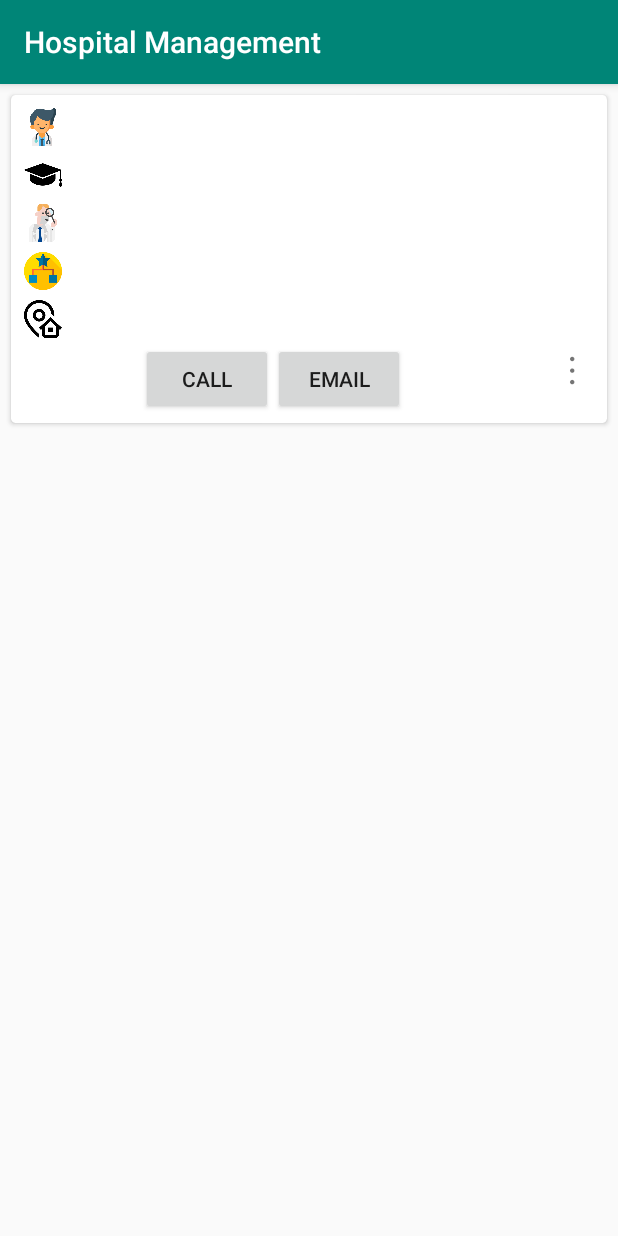
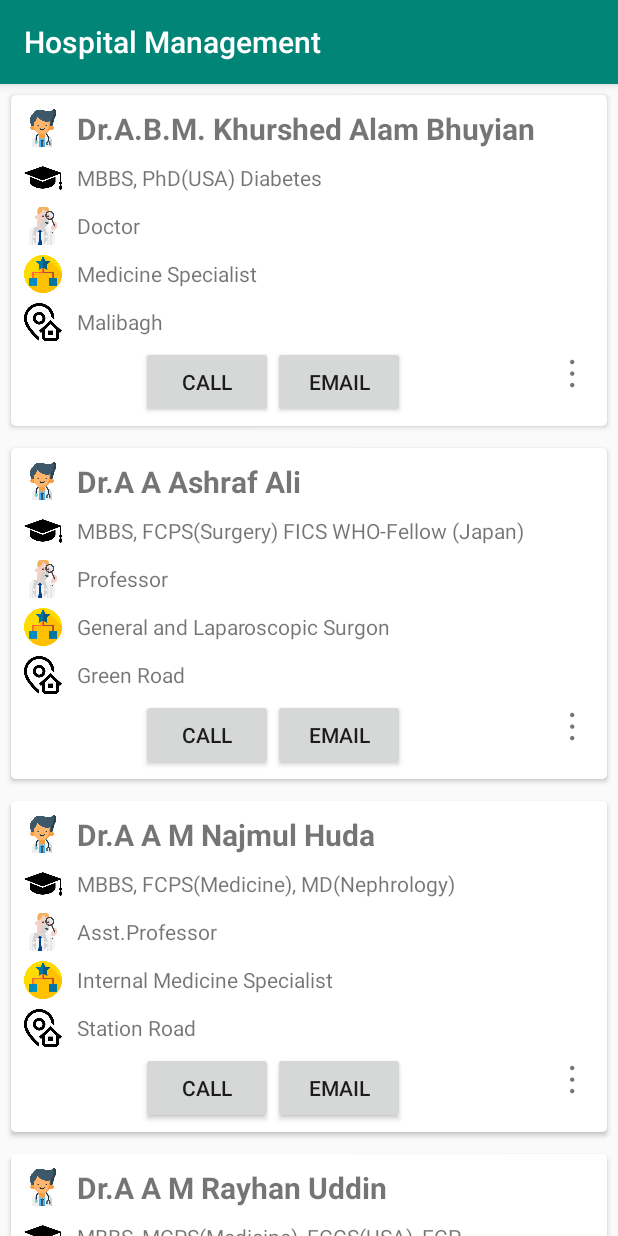
Before and after one commit to msrsiddik/HospitalManagement, an Android app: the fragment DoctorListFragment placed in its activity, on a phone screen of 412 x 824 dp. Run offline under Robolectric (Android 15) with nearby library versions, the phone set to English and light mode, and no system bars.

Commit message:
Some doctor are inserted in the database

```diff
--- a/app/src/main/java/com/zerone/hospitalmanagement/Database/DoctorDataSource.java
+++ b/app/src/main/java/com/zerone/hospitalmanagement/Database/DoctorDataSource.java
@@ -60,7 +60,7 @@ public class DoctorDataSource {
                 String mobile = cursor.getString(cursor.getColumnIndex(HospitalDBHelper.TABLE_DOCTOR_COL_MOBILE));
                 String email = cursor.getString(cursor.getColumnIndex(HospitalDBHelper.TABLE_DOCTOR_COL_EMAIL));
 
-                infoCollects.add(new DoctorModel(id,name,edu,pro,add,mobile,cate,email));
+                infoCollects.add(new DoctorModel(id,name,edu,pro,cate,add,mobile,email));
             }while (cursor.moveToNext());
         }
 
--- a/app/src/main/java/com/zerone/hospitalmanagement/MainActivity.java
+++ b/app/src/main/java/com/zerone/hospitalmanagement/MainActivity.java
@@ -3,6 +3,9 @@ package com.zerone.hospitalmanagement;
 import android.support.v4.app.FragmentManager;
 import android.support.v7.app.AppCompatActivity;
 import android.os.Bundle;
+
+import com.zerone.hospitalmanagement.Database.DoctorDataSource;
+import com.zerone.hospitalmanagement.Model.DoctorModel;
 
 public class MainActivity extends AppCompatActivity implements FragmentController{
 
@@ -15,6 +18,17 @@ public class MainActivity extends AppCompatActivity implements FragmentControlle
 
         manager = getSupportFragmentManager();
         manager.beginTransaction().add(R.id.fragmentContainer,new HomeFragment()).commit();
+
+        DoctorDataSource doctorDataSource = new DoctorDataSource(this);
+        String[] name = getResources().getStringArray(R.array.doctor_name);
+        String[] edu = getResources().getStringArray(R.array.doctor_edu);
+        String[] prof = getResources().getStringArray(R.array.doctor_prof);
+        String[] cate = getResources().getStringArray(R.array.doctor_category);
+        String[] addr = getResources().getStringArray(R.array.doctor_address);
+        for (int i = 0; i < name.length ; i++) {
+            doctorDataSource.insertNewDoctor(new DoctorModel(name[i],edu[i],prof[i],cate[i],addr[i],null,null));
+        }
+
     }
 
     @Override
--- a/app/src/main/res/layout/doctor_row.xml
+++ b/app/src/main/res/layout/doctor_row.xml
@@ -30,7 +30,9 @@
                 android:id="@+id/doctorNameTV"
                 android:layout_width="wrap_content"
                 android:layout_height="wrap_content"
-                android:text="Doctor Name" />
+                android:text="Doctor Name"
+                android:textStyle="bold"
+                android:textSize="20sp"/>
 
         </LinearLayout>
 
--- a/app/src/main/res/values/strings.xml
+++ b/app/src/main/res/values/strings.xml
@@ -4,4 +4,51 @@
     <!-- TODO: Remove or change this placeholder text -->
     <string name="hello_blank_fragment">Hello blank fragment</string>
     <string name="moreOptionIcon">&#8942;</string>
+
+    <!-- TODO: some Doctor list -->
+    <string-array name="doctor_name">
+        <item>Dr.A.B.M. Khurshed Alam Bhuyian</item>
+        <item>Dr.A A Ashraf Ali</item>
+        <item>Dr.A A M Najmul Huda</item>
+        <item>Dr.A A M Rayhan Uddin</item>
+        <item>Dr. B C Barua</item>
+        <item>Dr. B D Bidhu</item>
+    </string-array>
+
+    <string-array name="doctor_edu">
+        <item>MBBS, PhD(USA) Diabetes</item>
+        <item>MBBS, FCPS(Surgery) FICS WHO-Fellow (Japan)</item>
+        <item>MBBS, FCPS(Medicine), MD(Nephrology)</item>
+        <item>MBBS, MCPS(Medicine), FCCS(USA), FCP</item>
+        <item>MBBS, PGT (Medicine), CCD, CMU</item>
+        <item>MBBS, MD(Medicine), FSCP(USA), Fellow ICU(Thailand)</item>
+    </string-array>
+
+    <string-array name="doctor_prof">
+        <item>Doctor</item>
+        <item>Professor</item>
+        <item>Asst.Professor</item>
+        <item>Professor</item>
+        <item>Doctor</item>
+        <item>Professor</item>
+    </string-array>
+
+    <string-array name="doctor_category">
+        <item>Medicine Specialist</item>
+        <item>General and Laparoscopic Surgon</item>
+        <item>Internal Medicine Specialist</item>
+        <item>Medicine Specialist</item>
+        <item>Medicine and Diabetics Specialist</item>
+        <item>Internal Medicine Specialist</item>
+    </string-array>
+
+    <string-array name="doctor_address">
+        <item>Malibagh</item>
+        <item>Green Road</item>
+        <item>Station Road</item>
+        <item>O.R.Nizam Road</item>
+        <item>Uttara</item>
+        <item>Shyamoli</item>
+    </string-array>
+
 </resources>
```
